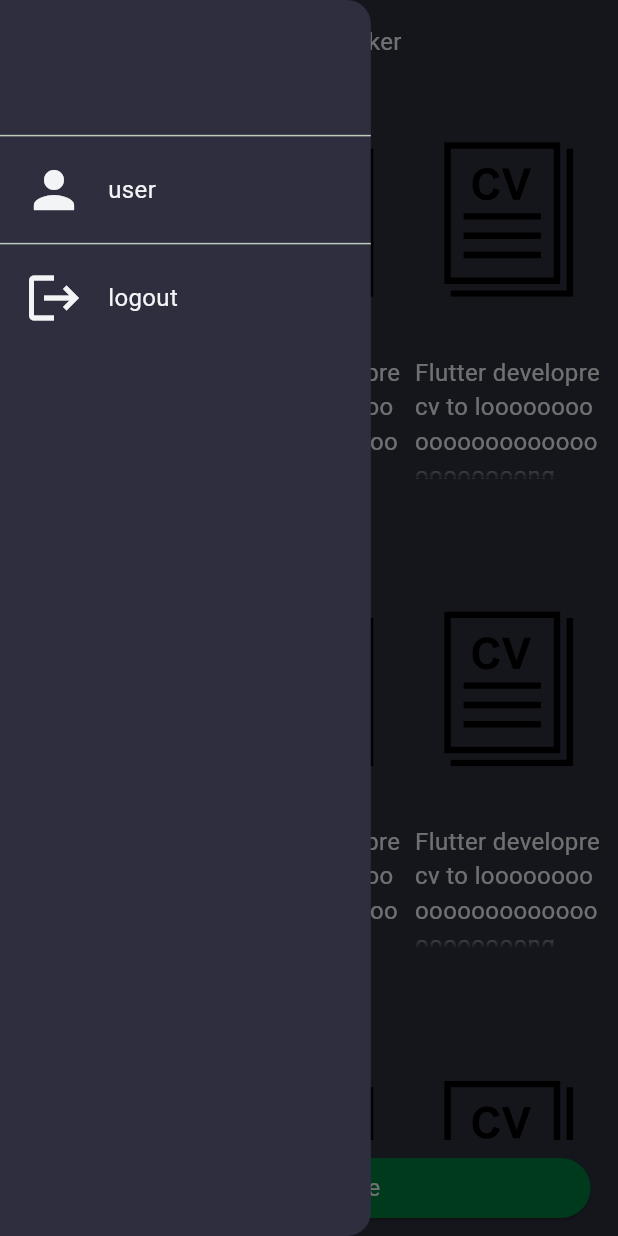
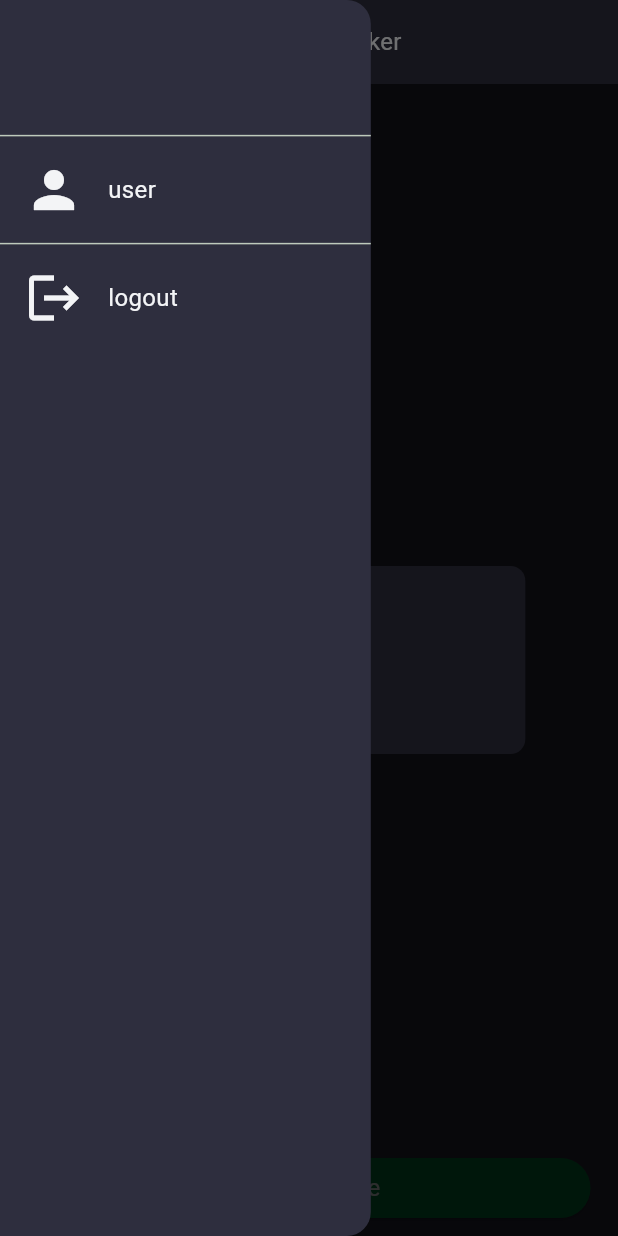
Before and after one commit to m7medayman/resume_app, a Flutter app: the HomePageView screen opened by its route, with the side drawer open, on a phone screen of 412 x 824 dp. Run offline on Flutter 3.47's test engine with Material 3 defaults, Android fonts, the phone set to English and light mode, and no system bars; our stand-ins replace bloc, cloud_firestore, device_info_plus, either_dart, equatable, firebase_auth and 10 more; missing offline and left inert: dart:ffi, syncfusion_flutter_pdfviewer, word_generator; accounts and stored records are empty; Roboto replaces fonts that are missing (tilt); statements that could not run were skipped.

Commit message:
finish the foldre read and show pdf Files fixing some bugs adding loading screen with full screen to use it in renderring the loading state

```diff
--- /dev/null
+++ b/lib/core/common/state_renderer/full_screens_state_widgets/loading_full_screen.dart
@@ -0,0 +1,55 @@
+import 'package:flutter/material.dart';
+import 'package:resume_app/core/common/widgets/separator.dart';
+import 'package:resume_app/core/theme_manager/color_manager.dart';
+
+class LoadingFullScreen extends StatelessWidget {
+  const LoadingFullScreen({super.key, required this.isVisable});
+  final bool isVisable;
+
+  @override
+  Widget build(BuildContext context) {
+    return Visibility(
+      visible: isVisable,
+      child: const Expanded(child: LoadingContent()),
+    );
+  }
+}
+
+class LoadingContent extends StatelessWidget {
+  const LoadingContent({super.key});
+
+  @override
+  Widget build(BuildContext context) {
+    double screenWidth = MediaQuery.of(context).size.width;
+    double screenHeight = MediaQuery.of(context).size.height;
+    return Material(
+      color: Colors.black.withOpacity(0.6), // Semi-transparent background
+      child: Center(
+        child: Container(
+          width: screenWidth * 0.7,
+          padding: const EdgeInsets.all(20),
+          decoration: BoxDecoration(
+            color: ColorManager.backgroundColor,
+            borderRadius: BorderRadius.circular(10),
+          ),
+          child: Column(
+            mainAxisSize: MainAxisSize.min,
+            children: [
+              const Text(
+                "Loading...",
+                style: TextStyle(fontSize: 16, fontWeight: FontWeight.bold),
+              ),
+              FormSeparator(screenHeight: screenHeight),
+              CircularProgressIndicator(
+                strokeWidth: 10,
+                color: ColorManager
+                    .primaryColor, // Replace with your color manager if needed
+              ),
+              const SizedBox(height: 10),
+            ],
+          ),
+        ),
+      ),
+    );
+  }
+}
--- /dev/null
+++ b/lib/core/data_classes/pdf_view_data.dart
@@ -0,0 +1,5 @@
+class PdfWidgetViewData {
+  final String pdfName;
+  final String pdfLocation;
+  PdfWidgetViewData({required this.pdfName, required this.pdfLocation});
+}
--- /dev/null
+++ b/lib/core/doc_manager/doc_path_consts.dart
@@ -0,0 +1,5 @@
+class DocPathConsts {
+  static const String rootPath = '/storage/emulated/0';
+  static const String outPutFolder = '/Ai Resumes';
+  static const String fullPathFolder = rootPath + outPutFolder;
+}
--- a/lib/core/doc_manager/docs_manager_and_permission.dart
+++ b/lib/core/doc_manager/docs_manager_and_permission.dart
@@ -4,11 +4,11 @@
 import 'package:either_dart/either.dart';
 import 'package:permission_handler/permission_handler.dart';
 import 'package:resume_app/core/common/widgets/alert_dialog_without_context.dart';
+import 'package:resume_app/core/doc_manager/doc_path_consts.dart';
 import 'package:resume_app/core/resources/failure/failure_model.dart';
 import 'package:resume_app/core/resources/failure/system_failure_const.dart';
 
 class DocsManagerAndPermissions {
-  static const String folderName = "GeneratedPDFs";
   static Future<void> requestStoragePermission() async {
     if (Platform.isAndroid) {
       DeviceInfoPlugin deviceInfo = DeviceInfoPlugin();
@@ -46,10 +46,9 @@
 
       if (permissionStatus) {
         // Define the base directory as /storage/emulated/0
-        final baseDirectory = Directory('/storage/emulated/0');
 
         // Create the custom folder
-        final customFolder = Directory('${baseDirectory.path}/$folderName');
+        final customFolder = Directory(DocPathConsts.fullPathFolder);
         if (!(await customFolder.exists())) {
           await customFolder.create();
         }
--- /dev/null
+++ b/lib/core/page_states/page_states.dart
@@ -0,0 +1,16 @@
+abstract class PageState {}
+
+class InitpagesState extends PageState {}
+
+class LoadingPageState extends PageState {
+  String? loadingContent;
+  LoadingPageState({this.loadingContent});
+}
+
+class FailurePageState extends PageState {
+  String errorMessage;
+  FailurePageState({required this.errorMessage});
+}
+
+class SuccessPageState extends PageState {
+}
--- a/lib/core/routing/routes_manager.dart
+++ b/lib/core/routing/routes_manager.dart
@@ -1,6 +1,7 @@
 // Define route names as constants for better manageability
 import 'package:flutter/material.dart';
 import 'package:resume_app/core/Di/di.dart';
+import 'package:resume_app/core/Di/home_moule.dart';
 import 'package:resume_app/core/data_classes/pdf_data_class.dart';
 import 'package:resume_app/features/auth/presentation/lognin/presentation/login_screen.dart';
 import 'package:resume_app/features/auth/presentation/signup/presentation/singup_presentation.dart';
@@ -29,6 +30,7 @@
         initPdfViewerModule(settings.arguments as PdfData);
         return MaterialPageRoute(builder: (_) => PdfView());
       case Routes.home:
+        initHomeModule();
         return MaterialPageRoute(builder: (_) => const HomePageView());
       case Routes.signUP:
         initSignupModule();
--- /dev/null
+++ b/lib/features/home/data/file_scan_service.dart
@@ -0,0 +1,5 @@
+import 'package:resume_app/core/data_classes/pdf_view_data.dart';
+
+abstract class FileScanService {
+  Future<List<PdfWidgetViewData>> getFilesPaths(String folderPath);
+}
--- /dev/null
+++ b/lib/features/home/domain/home_repo.dart
@@ -0,0 +1,7 @@
+import 'package:either_dart/either.dart';
+import 'package:resume_app/core/data_classes/pdf_view_data.dart';
+import 'package:resume_app/core/resources/failure/failure_model.dart';
+
+abstract class HomeRepo {
+  Future<Either<Failure, List<PdfWidgetViewData>>> getListOfPdfFilesFromFolder();
+}
--- /dev/null
+++ b/lib/features/home/domain/home_use_case.dart
@@ -0,0 +1,15 @@
+import 'package:either_dart/src/either.dart';
+import 'package:resume_app/core/data_classes/pdf_view_data.dart';
+import 'package:resume_app/core/resources/base_usecase/base_use_case.dart';
+import 'package:resume_app/core/resources/failure/failure_model.dart';
+import 'package:resume_app/features/home/domain/home_repo.dart';
+
+class GetPdfUseCase extends BaseUseCase<void, List<PdfWidgetViewData>> {
+  final HomeRepo repo;
+
+  GetPdfUseCase({required this.repo});
+  @override
+  Future<Either<Failure, List<PdfWidgetViewData>>> execute([void input]) {
+    return repo.getListOfPdfFilesFromFolder();
+  }
+}
--- /dev/null
+++ b/lib/features/home/presentation/cubit/home_cubit.dart
@@ -0,0 +1,26 @@
+import 'package:bloc/bloc.dart';
+import 'package:equatable/equatable.dart';
+import 'package:resume_app/core/data_classes/pdf_view_data.dart';
+import 'package:resume_app/core/page_states/page_states.dart';
+import 'package:resume_app/features/home/domain/home_use_case.dart';
+
+part 'home_state.dart';
+
+class HomeCubit extends Cubit<HomeState> {
+  GetPdfUseCase getPdfUseCase;
+  HomeCubit(this.getPdfUseCase)
+      : super(HomeState(pageState: InitpagesState(), pdfWidgetData: []));
+  void getPdf() async {
+    emit(state.copyWith(pageState: LoadingPageState()));
+    var res = await getPdfUseCase.execute();
+    res.fold((error) {
+      emit(state.copyWith(
+          pageState: FailurePageState(errorMessage: error.message)));
+      emit(state.copyWith(pageState: InitpagesState()));
+    }, (success) {
+      emit(state.copyWith(pageState: SuccessPageState()));
+      emit(state.copyWith(pdfWidgetData: success));
+      emit(state.copyWith(pageState: InitpagesState()));
+    });
+  }
+}
--- /dev/null
+++ b/lib/features/home/presentation/cubit/home_state.dart
@@ -0,0 +1,24 @@
+part of 'home_cubit.dart';
+
+class HomeState extends Equatable {
+  const HomeState({
+    required this.pageState,
+    required this.pdfWidgetData,
+  });
+
+  final PageState pageState;
+  final List<PdfWidgetViewData> pdfWidgetData;
+
+  HomeState copyWith({
+    PageState? pageState,
+    List<PdfWidgetViewData>? pdfWidgetData,
+  }) {
+    return HomeState(
+      pageState: pageState ?? this.pageState,
+      pdfWidgetData: pdfWidgetData ?? this.pdfWidgetData,
+    );
+  }
+
+  @override
+  List<Object> get props => [pageState, pdfWidgetData];
+}
--- a/lib/features/home/presentation/home_page_view.dart
+++ b/lib/features/home/presentation/home_page_view.dart
@@ -1,12 +1,40 @@
+import 'package:cloud_firestore/cloud_firestore.dart';
 import 'package:flutter/material.dart';
+import 'package:flutter_bloc/flutter_bloc.dart';
 import 'package:flutter_svg/svg.dart';
+import 'package:resume_app/core/Di/injection.dart';
 import 'package:resume_app/core/assets_path/assets.dart';
+import 'package:resume_app/core/common/state_renderer/full_screens_state_widgets/loading_full_screen.dart';
 import 'package:resume_app/core/constants/app_sizes_constants.dart';
+import 'package:resume_app/core/page_states/page_states.dart';
 import 'package:resume_app/core/routing/routes_manager.dart';
 import 'package:resume_app/core/theme_manager/color_manager.dart';
+import 'package:resume_app/features/home/domain/home_use_case.dart';
+import 'package:resume_app/features/home/presentation/cubit/home_cubit.dart';
 
-class HomePageView extends StatelessWidget {
+class HomePageView extends StatefulWidget {
   const HomePageView({super.key});
+
+  @override
+  State<HomePageView> createState() => _HomePageViewState();
+}
+
+class _HomePageViewState extends State<HomePageView> {
+  late HomeCubit _homeCubit;
+  @override
+  void initState() {
+    // TODO: implement initState
+    _homeCubit = HomeCubit(getIt<GetPdfUseCase>());
+    super.initState();
+  }
+
+  @override
+  void didChangeDependencies() {
+    // TODO: implement didChangeDependencies
+
+    _homeCubit.getPdf();
+    super.didChangeDependencies();
+  }
 
   @override
   Widget build(BuildContext context) {
@@ -36,7 +64,40 @@
           style: Theme.of(context).textTheme.titleMedium,
         ),
       ),
-      body: Center(
+      body: BlocProvider(
+        create: (context) => _homeCubit,
+        child: BlocBuilder<HomeCubit, HomeState>(
+          builder: (context, state) {
+            return Stack(
+              children: [
+                MainHomePage(
+                    state: state,
+                    screenWidth: screenWidth,
+                    screenheigth: screenheigth),
+                LoadingFullScreen(
+                    isVisable: state.pageState is LoadingPageState),
+              ],
+            );
+          },
+        ),
+      ),
+    );
+  }
+}
+
+class MainHomePage extends StatelessWidget {
+  const MainHomePage(
+      {super.key,
+      required this.screenWidth,
+      required this.screenheigth,
+      required this.state});
+  final HomeState state;
+  final double screenWidth;
+  final double screenheigth;
+
+  @override
+  Widget build(BuildContext context) {
+    return Center(
       child: Container(
         width: screenWidth * 0.95,
         child: Column(
@@ -48,10 +109,9 @@
                         const SliverGridDelegateWithFixedCrossAxisCount(
                             crossAxisSpacing: 8.0, // Space between columns
 
-                              childAspectRatio:
-                                  0.4, // Aspect ratio of each item
+                            childAspectRatio: 0.4, // Aspect ratio of each item
                             crossAxisCount: 3),
-                      itemCount: 30,
+                    itemCount: state.pdfWidgetData.length,
                     itemBuilder: (BuildContext context, int x) {
                       return Container(
                         width: screenWidth * 0.25,
@@ -61,7 +121,9 @@
                           children: [
                             Container(
                               child: IconButton(
-                                    onPressed: () {},
+                                  onPressed: () {
+                                    context.read<HomeCubit>().getPdf();
+                                  },
                                   icon: SvgPicture.asset(
                                     width: screenWidth * 0.25,
                                     height: screenheigth * 0.2,
@@ -70,8 +132,8 @@
                             ),
                             Container(
                                 height: screenheigth * 0.1,
-                                  child: const Text(
-                                    "Flutter developre cv to looooooooooooooooooooooooooooong",
+                                child: Text(
+                                  state.pdfWidgetData[x].pdfName,
                                   overflow: TextOverflow.fade,
                                 ))
                           ],
@@ -90,7 +152,6 @@
                   )),
             )
           ],
-          ),
         ),
       ),
     );
--- a/lib/features/pdf_creator/presentation/cubit/pdf_cubit.dart
+++ b/lib/features/pdf_creator/presentation/cubit/pdf_cubit.dart
@@ -53,7 +53,7 @@
       emit(state.copyWith(formState: PdfInitState()));
     }, (successData) async {
       var result = await pdfSaveUseCase
-          .execute(PdfSaveInput(file: successData, name: ""));
+          .execute(PdfSaveInput(file: successData, name: pdfname));
       result.fold((error) {
         emit(state.copyWith(formState: PdfFailure(failure: error)));
         emit(state.copyWith(formState: PdfInitState()));
--- a/pubspec.yaml
+++ b/pubspec.yaml
@@ -43,11 +43,9 @@
   injectable_generator: ^2.6.2
   get_it: ^7.7.0
   injectable: ^2.4.4
-  country_state_city_pro: ^0.0.6
   equatable: ^2.0.5
   google_generative_ai: ^0.4.6
   pdf: ^3.11.1
-  flutter_pdfview: ^1.3.4
   syncfusion_flutter_pdfviewer: ^27.1.53
   word_generator: ^0.4.4
   flutter_svg: ^2.0.16
@@ -55,6 +53,7 @@
   permission_handler: ^11.3.1
   device_info_plus: ^10.1.2
   fluttertoast: ^8.2.8
+
 
 dev_dependencies:
   flutter_test:
```
Also changed, not shown: lib/core/Di/home_moule.dart (added, +16 -0 lines), lib/features/home/data/file_scan_service_imp.dart (added, +41 -0 lines), lib/features/home/data/home_repo_imp.dart (added, +22 -0 lines), pubspec.lock. Lines whose indentation alone changed are shown as unchanged.
